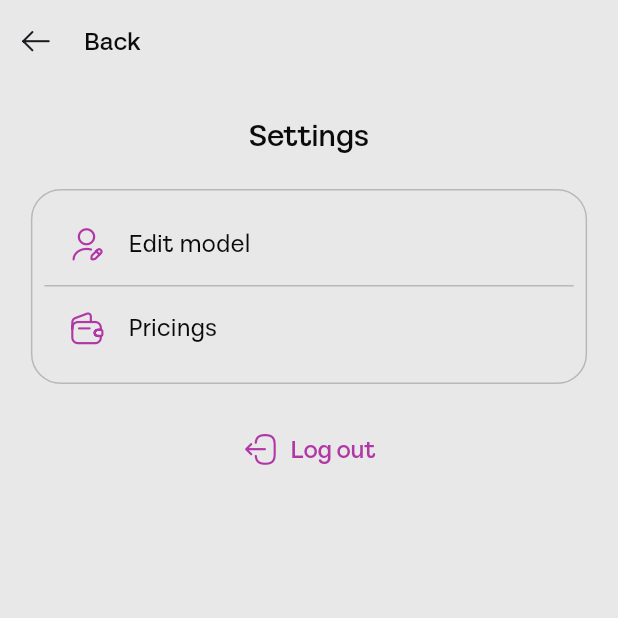
After one commit to codename-error/stylomate-fe, a Flutter app: the SettingScreen screen opened by its route, on a phone screen of 412 x 824 dp, the top half of it. The commit adds this screen. Run offline on Flutter 3.47's test engine with Material 3 defaults, Android fonts, the phone set to English and light mode, and no system bars.

Commit message:
feat: settings screen static

```diff
--- a/lib/routes/app_routes.dart
+++ b/lib/routes/app_routes.dart
@@ -1,4 +1,5 @@
 import 'package:flutter/material.dart';
+import 'package:stylomate/views/settings/setting_screen.dart';
 import './name_routes.dart';
 import 'package:stylomate/views/home/home_screen.dart';
 import 'package:stylomate/views/profile/profile_screen.dart';
@@ -7,5 +8,7 @@ class AppRoutes {
   static Map<String, WidgetBuilder> get routes => {
     RouteNames.home: (context) => HomeScreen(),
     RouteNames.profile: (context) => ProfileScreen(),
+    RouteNames.addWardrobe: (context) => HomeScreen(),
+    RouteNames.settings: (context) => SettingScreen(),
   };
 }
--- a/lib/routes/name_routes.dart
+++ b/lib/routes/name_routes.dart
@@ -1,4 +1,6 @@
 class RouteNames {
   static const String home = '/';
   static const String profile = '/profile';
+  static const String addWardrobe = '/add-wardrobe';
+  static const String settings = '/settings';
 }
--- a/lib/views/profile/collection_content.dart
+++ b/lib/views/profile/collection_content.dart
@@ -60,7 +60,9 @@ class CollectionContentState extends State<CollectionContent>
         },
       ),
       FloatingAddButton(
-        onTap: () {},
+        onTap: () {
+          Navigator.pushNamed(context, '/wardrobe/add');
+        },
       ),
     ]);
   }
--- a/lib/views/profile/profile_screen.dart
+++ b/lib/views/profile/profile_screen.dart
@@ -58,7 +58,9 @@ class ProfileScreenState extends State<ProfileScreen>
                           padding: const EdgeInsets.all(4),
                           minimumSize: const Size(40, 40),
                         ),
-                        onPressed: () {},
+                        onPressed: () {
+                          Navigator.pushNamed(context, '/settings');
+                        },
                         child: Icon(
                           Stylomateicon.setting,
                           color: CustomColors.secondary400,
--- /dev/null
+++ b/lib/views/settings/setting_screen.dart
@@ -0,0 +1,124 @@
+import 'package:flutter/material.dart';
+import 'package:stylomate/themes/custom_colors.dart';
+import 'package:stylomate/themes/custom_text_styles.dart';
+import 'package:stylomate/themes/custom_icons.dart';
+
+class SettingScreen extends StatefulWidget {
+  const SettingScreen({super.key});
+
+  @override
+  SettingScreenState createState() => SettingScreenState();
+}
+
+class SettingScreenState extends State<SettingScreen> {
+  @override
+  Widget build(BuildContext context) {
+    return Scaffold(
+        appBar: AppBar(
+          backgroundColor: CustomColors.secondary50,
+          leading: GestureDetector(
+            onTap: () {
+              Navigator.pop(context);
+            },
+            child: Row(
+              children: [
+                IconButton(
+                  icon: const Icon(Stylomateicon.chefronleft),
+                  onPressed: () {
+                    Navigator.pop(context);
+                  },
+                ),
+                const SizedBox(width: 8),
+                Text(
+                  'Back',
+                  style: CustomTextStyles.semiBoldBase.copyWith(
+                    color: CustomColors.secondary900,
+                  ),
+                ),
+              ],
+            ),
+          ),
+          leadingWidth: 200,
+        ),
+        backgroundColor: CustomColors.secondary50,
+        body: Column(
+          children: [
+            Padding(
+              padding: const EdgeInsets.symmetric(vertical: 20),
+              child: Text(
+                'Settings',
+                style: CustomTextStyles.semiBoldXl.copyWith(
+                  color: CustomColors.secondary900,
+                ),
+              ),
+            ),
+            Center(
+              child: Container(
+                width: MediaQuery.of(context).size.width * 0.9,
+                padding: const EdgeInsets.symmetric(horizontal: 8, vertical: 8),
+                decoration: BoxDecoration(
+                  border: Border.all(
+                    color: CustomColors.secondary100,
+                  ),
+                  borderRadius: BorderRadius.circular(20),
+                ),
+                child: Column(
+                  children: [
+                    ListTile(
+                      leading: Icon(Stylomateicon.editmodel,
+                          color: CustomColors.nd500),
+                      title: Text(
+                        'Edit model',
+                        style: CustomTextStyles.mediumBase.copyWith(
+                          color: CustomColors.secondary900,
+                        ),
+                      ),
+                      onTap: () {
+                        // Handle tap
+                      },
+                    ),
+                    const Divider(
+                      height: 0,
+                      thickness: 1,
+                      color: CustomColors.secondary100,
+                    ),
+                    ListTile(
+                      leading: Icon(Stylomateicon.price,
+                          color: CustomColors.nd500),
+                      title: Text(
+                        'Pricings',
+                        style: CustomTextStyles.mediumBase.copyWith(
+                          color: CustomColors.secondary900,
+                        ),
+                      ),
+                      onTap: () {
+                        // Handle tap
+                      },
+                    ),
+                  ],
+                ),
+              ),
+            ),
+            const SizedBox(height: 20),
+            Center(
+              child: TextButton(
+                onPressed: () {},
+                child: Row(
+                mainAxisSize: MainAxisSize.min,
+                mainAxisAlignment: MainAxisAlignment.center,
+                children: [
+                  Icon(Stylomateicon.logout,
+                    color: CustomColors.nd500,
+                    size: 24,),
+                  const SizedBox(width: 8),
+                  Text('Log out',
+                    style: CustomTextStyles.semiBoldBase.copyWith(
+                    color: CustomColors.nd500,
+                    ))
+                ],
+                )),
+            )
+          ],
+        ));
+  }
+}
```
Also changed, not shown: lib/views/wardrobe/add_wardrobe_screen.dart (added).
